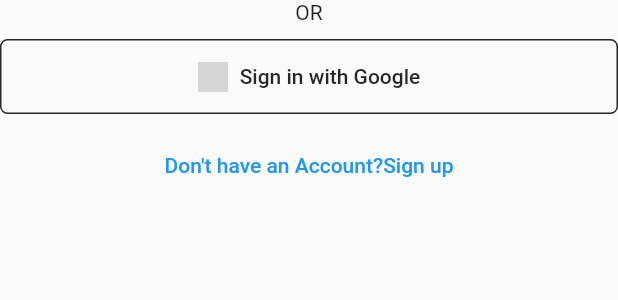
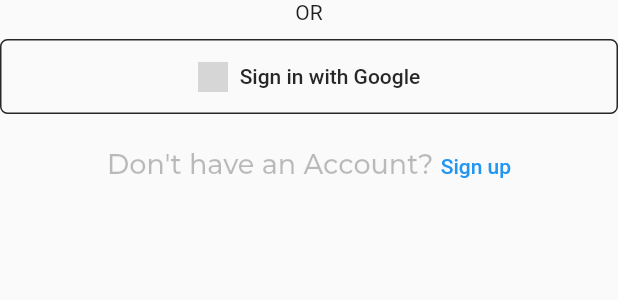
Before and after one commit to kamemia/e-commerce-pos, a Flutter app: the LoginFooterWidget widget shown alone on an empty page, opened directly, on a phone screen of 412 x 824 dp. Shown: the top 300 px of the screen. Run offline on Flutter 3.47's test engine with Material 2 defaults, Android fonts, the phone set to English and light mode, and no system bars; our stand-ins replace get, google_fonts; grey boxes are pictures that could not be loaded.

Commit message:
added signup

```diff
--- a/lib/src/constants/image_strings.dart
+++ b/lib/src/constants/image_strings.dart
@@ -14,4 +14,4 @@
     "assets/images/welcome_images/welcome-screen-image.png";
 
 // Login Image
-const String tGoogleLogoImage = "assets/logo/google-logo.png";
+const String tGoogleLogoImage = "assets/logo/google.png";
--- a/lib/src/constants/text_strings.dart
+++ b/lib/src/constants/text_strings.dart
@@ -35,10 +35,12 @@
 const String tPassword = "Password";
 const String tForgetPassword = "Forget Password?";
 const String tSignInWithGoogle = "Sign in with Google";
-const String tDontHaveAnAccount = "Don't have an Account?";
+const String tDontHaveAnAccount = "Don't have an Account? ";
 
 // Sign up Screen Text
 const String tSignupTitle = "Get on Board";
 const String tSignUpSubTitle =
     "Create your profiel to start your Journey with us...";
 const String tAlreadyHaveAnAccount = "Already have an Account? ";
+const String tFullName = "Full Name";
+const String tPhoneNo = "Phone Number";
--- a/lib/src/features/authentication/screens/login/login_footer_widget.dart
+++ b/lib/src/features/authentication/screens/login/login_footer_widget.dart
@@ -26,14 +26,11 @@
         const SizedBox(height: tFormHeight -20,),
         TextButton(
           onPressed: (){},
-          child: const Text.rich(
+          child: Text.rich(
             TextSpan(
-              text: tDontHaveAnAccount,
-              //style: Theme.of(context).textTheme.bodyText1,
               children: [
-                TextSpan(
-                  text: tSignup,
-                  style: TextStyle(color: Colors.blue),
+              TextSpan(text: tDontHaveAnAccount, style: Theme.of(context).textTheme.bodyText1,),
+              const TextSpan(text: tSignup, style: TextStyle(color: Colors.blue),
                 ),
               ]
             ),
--- a/lib/src/utils/theme/theme.dart
+++ b/lib/src/utils/theme/theme.dart
@@ -1,5 +1,6 @@
 import 'package:commerce/src/utils/theme/widget_theme/elevated_button_theme.dart';
 import 'package:commerce/src/utils/theme/widget_theme/outlined_button_theme.dart';
+import 'package:commerce/src/utils/theme/widget_theme/text_field_theme.dart';
 import 'package:commerce/src/utils/theme/widget_theme/text_theme.dart';
 import 'package:flutter/material.dart';
 
@@ -12,11 +13,13 @@
     textTheme: TTextTheme.lightTextTheme,
     outlinedButtonTheme: TOutlinedButtonTheme.lightOutlinedButtonTheme,
     elevatedButtonTheme: TElevatedButtonTheme.lightElevatedButtonTheme,
+    inputDecorationTheme: TTextFormFieldTheme.lightInputDecoarationTheme,
   );
   static ThemeData darkTheme = ThemeData(
     brightness: Brightness.dark,
     textTheme: TTextTheme.darkTextTheme,
     outlinedButtonTheme: TOutlinedButtonTheme.darkOutlinedButtonTheme,
     elevatedButtonTheme: TElevatedButtonTheme.darkElevatedButtonTheme,
+    inputDecorationTheme: TTextFormFieldTheme.darkInputDecorationTheme,
   );
 }
--- /dev/null
+++ b/lib/src/utils/theme/widget_theme/text_field_theme.dart
@@ -0,0 +1,24 @@
+import 'package:commerce/src/constants/colors.dart';
+import 'package:flutter/material.dart';
+
+class TTextFormFieldTheme {
+  TTextFormFieldTheme._();
+
+  static InputDecorationTheme lightInputDecoarationTheme =
+      const InputDecorationTheme(
+          border: OutlineInputBorder(),
+          prefixIconColor: tSecondaryColor,
+          floatingLabelStyle: TextStyle(color: tSecondaryColor),
+          focusedBorder: OutlineInputBorder(
+            borderSide: BorderSide(width: 2, color: tSecondaryColor),
+          ));
+
+  static InputDecorationTheme darkInputDecorationTheme =
+      const InputDecorationTheme(
+          border: OutlineInputBorder(),
+          prefixIconColor: tPrimaryColor,
+          floatingLabelStyle: TextStyle(color: tPrimaryColor),
+          focusedBorder: OutlineInputBorder(
+            borderSide: BorderSide(width: 2, color: tPrimaryColor),
+          ));
+}
--- a/lib/src/utils/theme/widget_theme/text_theme.dart
+++ b/lib/src/utils/theme/widget_theme/text_theme.dart
@@ -12,6 +12,10 @@
       color: Colors.black54,
       fontSize: 24,
     ),
+    bodyText1: GoogleFonts.montserrat(
+      color: Colors.black26,
+      fontSize: 18,
+    ),
   );
   static TextTheme darkTextTheme = TextTheme(
     headline2: GoogleFonts.montserrat(
@@ -21,5 +25,9 @@
       color: Colors.white60,
       fontSize: 26,
     ),
+    bodyText1: GoogleFonts.montserrat(
+      color: Colors.white54,
+      fontSize: 18,
+    ),
   );
 }
```
Also changed, not shown: lib/src/features/authentication/screens/signup/signup_screen.dart (+32 -2 lines), lib/src/features/authentication/screens/signup/widgets/signup_form_widget.dart (added, +66 -0 lines), assets/logo/google.png (added).
